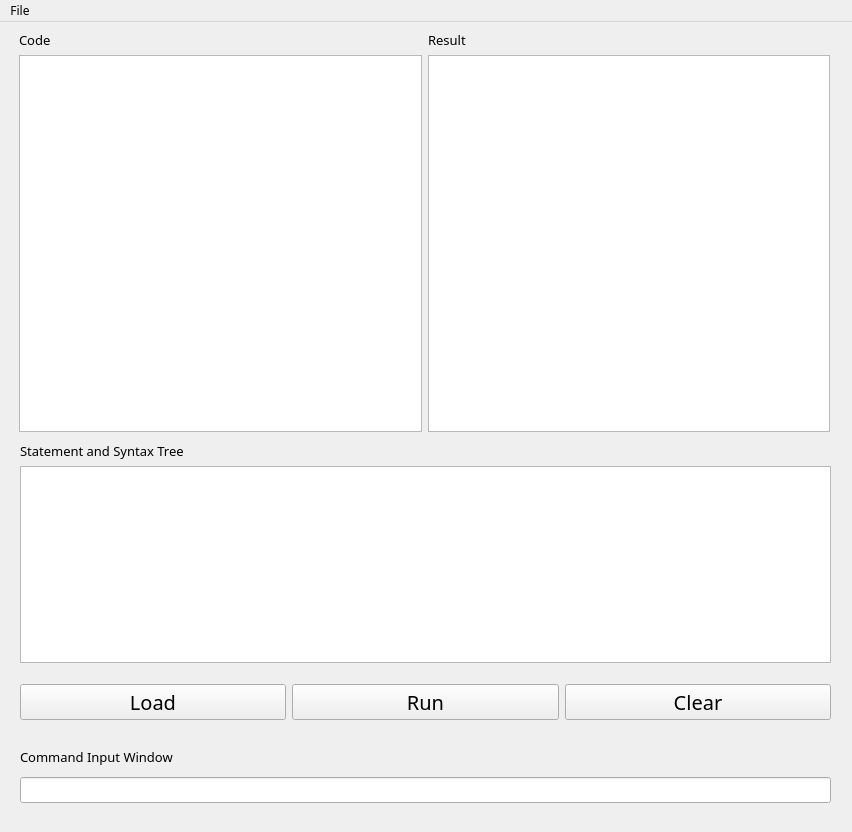
Qt form mainwindow.ui (JolyneFr/MiniBasic) before a commit.
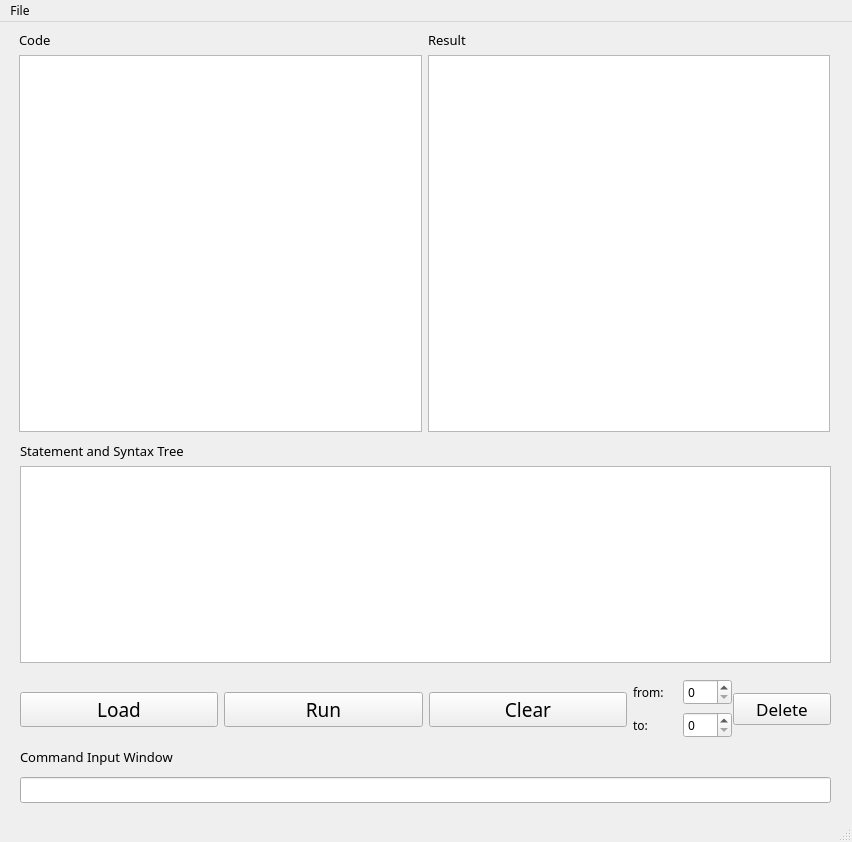
The same form after that commit. Icons and pictures are not drawn.

```diff
--- a/mainwindow.ui
+++ b/mainwindow.ui
@@ -7,7 +7,7 @@
     <x>0</x>
     <y>0</y>
     <width>852</width>
-    <height>832</height>
+    <height>842</height>
    </rect>
   </property>
   <property name="sizePolicy">
@@ -19,13 +19,13 @@
   <property name="minimumSize">
    <size>
     <width>852</width>
-    <height>832</height>
+    <height>842</height>
    </size>
   </property>
   <property name="maximumSize">
    <size>
     <width>852</width>
-    <height>832</height>
+    <height>842</height>
    </size>
   </property>
   <property name="font">
@@ -139,7 +139,7 @@
       <x>20</x>
       <y>650</y>
       <width>811</width>
-      <height>61</height>
+      <height>75</height>
      </rect>
     </property>
     <layout class="QHBoxLayout" name="buttons_layout">
@@ -148,7 +148,7 @@
        <property name="font">
         <font>
          <family>Cascadia Code PL</family>
-         <pointsize>15</pointsize>
+         <pointsize>14</pointsize>
          <weight>50</weight>
          <italic>false</italic>
          <bold>false</bold>
@@ -167,7 +167,7 @@
        <property name="font">
         <font>
          <family>Cascadia Code PL</family>
-         <pointsize>15</pointsize>
+         <pointsize>14</pointsize>
          <weight>50</weight>
          <italic>false</italic>
          <bold>false</bold>
@@ -186,7 +186,7 @@
        <property name="font">
         <font>
          <family>Cascadia Code PL</family>
-         <pointsize>15</pointsize>
+         <pointsize>14</pointsize>
          <weight>50</weight>
          <italic>false</italic>
          <bold>false</bold>
@@ -200,6 +200,70 @@
        </property>
       </widget>
      </item>
+     <item>
+      <layout class="QHBoxLayout" name="del_Layout">
+       <property name="spacing">
+        <number>1</number>
+       </property>
+       <property name="sizeConstraint">
+        <enum>QLayout::SetFixedSize</enum>
+       </property>
+       <item>
+        <layout class="QVBoxLayout" name="verticalLayout">
+         <property name="spacing">
+          <number>0</number>
+         </property>
+         <item>
+          <layout class="QHBoxLayout" name="horizontalLayout_2">
+           <item>
+            <widget class="QLabel" name="label">
+             <property name="text">
+              <string>from:</string>
+             </property>
+            </widget>
+           </item>
+           <item>
+            <widget class="QSpinBox" name="del_from"/>
+           </item>
+          </layout>
+         </item>
+         <item>
+          <layout class="QHBoxLayout" name="horizontalLayout">
+           <item>
+            <widget class="QLabel" name="label_2">
+             <property name="text">
+              <string>to:</string>
+             </property>
+            </widget>
+           </item>
+           <item>
+            <widget class="QSpinBox" name="del_to"/>
+           </item>
+          </layout>
+         </item>
+        </layout>
+       </item>
+       <item>
+        <widget class="QPushButton" name="delete_button">
+         <property name="font">
+          <font>
+           <family>Cascadia Code PL</family>
+           <pointsize>13</pointsize>
+           <weight>50</weight>
+           <italic>false</italic>
+           <bold>false</bold>
+          </font>
+         </property>
+         <property name="statusTip">
+          <string>In fact, I recommend you edit your program in notebook first.</string>
+         </property>
+         <property name="text">
+          <string>Delete</string>
+         </property>
+        </widget>
+       </item>
+      </layout>
+     </item>
     </layout>
    </widget>
    <widget class="QWidget" name="verticalLayoutWidget_4">
@@ -268,6 +332,20 @@
    </widget>
    <addaction name="menuFile"/>
   </widget>
+  <widget class="QStatusBar" name="statusBar">
+   <property name="mouseTracking">
+    <bool>false</bool>
+   </property>
+   <property name="tabletTracking">
+    <bool>false</bool>
+   </property>
+   <property name="focusPolicy">
+    <enum>Qt::NoFocus</enum>
+   </property>
+   <property name="statusTip">
+    <string>In fact, I recommend you edit your program in notebook first.</string>
+   </property>
+  </widget>
   <action name="action_save">
    <property name="text">
     <string>Save to File</string>
```
Left out of the diff: 27 changed lines with no effect on the pictures.
